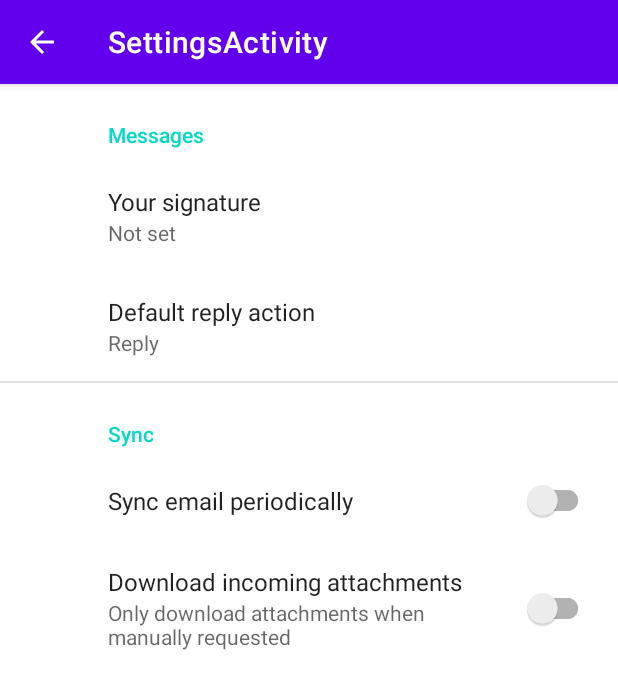
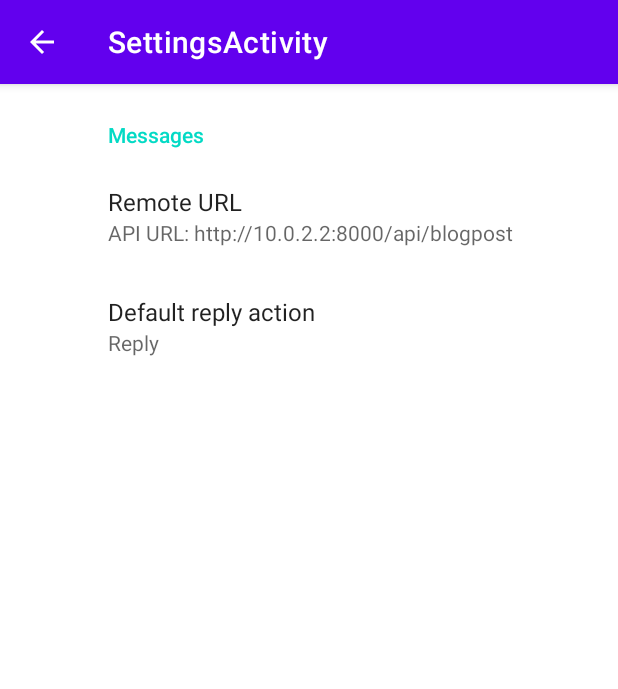
Before and after one commit to homoludens/MyLibrary, an Android app: the SettingsActivity screen opened directly, with no data from a screen before it, on a phone screen of 412 x 824 dp. Shown: the top 689 px of the screen. Run offline under Robolectric (Android 15) with nearby library versions, the phone set to English and light mode, and no system bars; our stand-ins replace androidx.preference.

Commit message:
add setting for remote url

```diff
--- a/app/src/main/java/net/droopia/mojaknjizara/SettingsActivity.kt
+++ b/app/src/main/java/net/droopia/mojaknjizara/SettingsActivity.kt
@@ -1,7 +1,9 @@
 package net.droopia.mojaknjizara
 
 import android.os.Bundle
+import android.text.InputType
 import androidx.appcompat.app.AppCompatActivity
+import androidx.preference.EditTextPreference
 import androidx.preference.PreferenceFragmentCompat
 
 class SettingsActivity : AppCompatActivity() {
@@ -9,6 +11,9 @@ class SettingsActivity : AppCompatActivity() {
     override fun onCreate(savedInstanceState: Bundle?) {
         super.onCreate(savedInstanceState)
         setContentView(R.layout.settings_activity)
+
+
+
         if (savedInstanceState == null) {
             supportFragmentManager
                 .beginTransaction()
@@ -18,9 +23,25 @@ class SettingsActivity : AppCompatActivity() {
         supportActionBar?.setDisplayHomeAsUpEnabled(true)
     }
 
+    override fun onSupportNavigateUp(): Boolean {
+        onBackPressed()
+        return true
+    }
+
+
     class SettingsFragment : PreferenceFragmentCompat() {
         override fun onCreatePreferences(savedInstanceState: Bundle?, rootKey: String?) {
             setPreferencesFromResource(R.xml.root_preferences, rootKey)
+
+            val remoteUrl: EditTextPreference? = findPreference("remote_url")
+            remoteUrl?.setOnBindEditTextListener { edit ->
+                edit.inputType = InputType.TYPE_TEXT_VARIATION_URI
+            }
+            remoteUrl?.summary = "API URL: ${remoteUrl?.text}"
+            remoteUrl?.setOnPreferenceChangeListener { preference, newValue ->
+                preference.summary = "API URL: ${newValue}"
+                true
+            }
         }
     }
 }
--- a/app/src/main/res/xml/root_preferences.xml
+++ b/app/src/main/res/xml/root_preferences.xml
@@ -1,11 +1,16 @@
-<PreferenceScreen xmlns:app="http://schemas.android.com/apk/res-auto">
+<PreferenceScreen xmlns:app="http://schemas.android.com/apk/res-auto"
+    xmlns:android="http://schemas.android.com/apk/res/android">
 
     <PreferenceCategory app:title="@string/messages_header">
 
         <EditTextPreference
-            app:key="signature"
-            app:title="@string/signature_title"
-            app:useSimpleSummaryProvider="true" />
+            app:title="Remote URL"
+            app:summary="Remote Site API URL"
+            android:inputType="textUri"
+            app:defaultValue="http://10.0.2.2:8000/api/blogpost"
+            app:dialogTitle="Set Remote Site"
+            app:key="remote_url"
+            />
 
         <ListPreference
             app:defaultValue="reply"
@@ -17,19 +22,5 @@
 
     </PreferenceCategory>
 
-    <PreferenceCategory app:title="@string/sync_header">
-
-        <SwitchPreferenceCompat
-            app:key="sync"
-            app:title="@string/sync_title" />
-
-        <SwitchPreferenceCompat
-            app:dependency="sync"
-            app:key="attachment"
-            app:summaryOff="@string/attachment_summary_off"
-            app:summaryOn="@string/attachment_summary_on"
-            app:title="@string/attachment_title" />
-
-    </PreferenceCategory>
 
 </PreferenceScreen>
```
